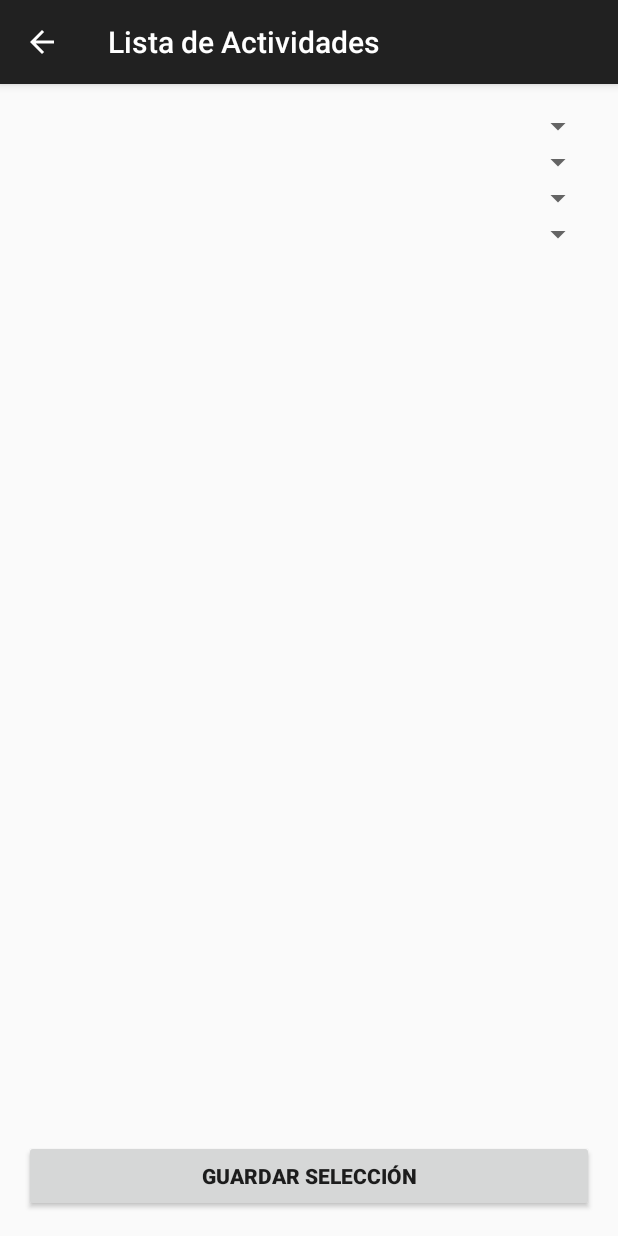
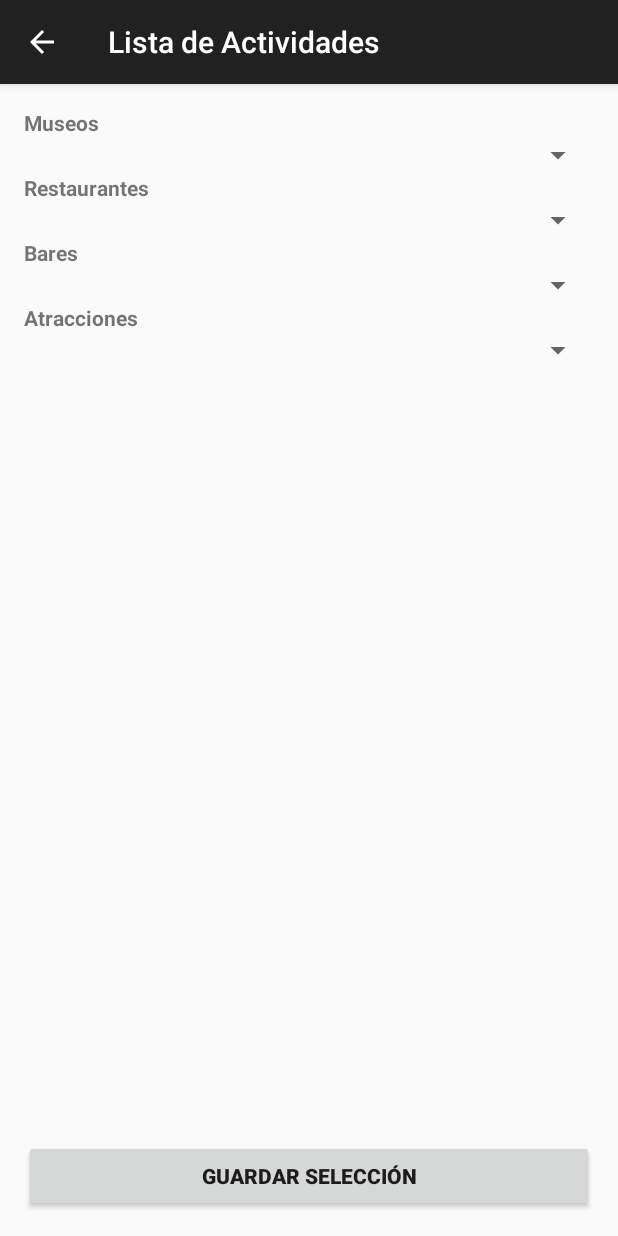
Before and after one commit to moncholo/tallerdp1, an Android app: the PreferenciasViajeActivity screen opened directly, with no data from a screen before it, on a phone screen of 412 x 824 dp. Run offline under Robolectric (Android 15) with nearby library versions, the phone set to English and light mode, and no system bars; 1 statement that could not run was skipped.

Commit message:
Agrego labels de los spinners

```diff
--- a/app/src/main/res/layout/activity_preferencias_viaje.xml
+++ b/app/src/main/res/layout/activity_preferencias_viaje.xml
@@ -7,30 +7,64 @@
     android:paddingBottom="@dimen/activity_vertical_margin"
     tools:context="com.p2.tdpprueba.GustosActivity">
 
+    <TextView
+        android:id="@+id/labelSpinner1"
+        android:layout_width="fill_parent"
+        android:layout_height="wrap_content"
+        android:text="Museos"
+        android:textStyle="bold"/>
+
     <ar.uba.fi.taller2.mensajerocliente.utilidades.MultiSelectionSpinner
         android:id="@+id/spinner_museos"
-        android:layout_width="match_parent"
+        android:layout_width="fill_parent"
+        android:layout_height="wrap_content"
+        android:layout_below="@+id/labelSpinner1"
+        />
+
+    <TextView
+        android:layout_below="@id/spinner_museos"
+        android:id="@+id/labelSpinner2"
+        android:layout_width="fill_parent"
+        android:layout_height="wrap_content"
+        android:text="Restaurantes"
+        android:textStyle="bold" />
+
+    <ar.uba.fi.taller2.mensajerocliente.utilidades.MultiSelectionSpinner
+        android:layout_below="@+id/labelSpinner2"
+        android:id="@+id/spinner_restaurantes"
+        android:layout_width="fill_parent"
         android:layout_height="wrap_content"
         />
 
+
+    <TextView
+        android:layout_below="@id/spinner_restaurantes"
+        android:id="@+id/labelSpinner3"
+        android:layout_width="fill_parent"
+        android:layout_height="wrap_content"
+        android:text="Bares"
+        android:textStyle="bold"/>
+
     <ar.uba.fi.taller2.mensajerocliente.utilidades.MultiSelectionSpinner
-        android:layout_below="@+id/spinner_museos"
-        android:id="@+id/spinner_restaurantes"
-        android:layout_width="match_parent"
+        android:layout_below="@+id/labelSpinner3"
+        android:id="@+id/spinner_bares"
+        android:layout_width="fill_parent"
         android:layout_height="wrap_content"
         />
 
-    <ar.uba.fi.taller2.mensajerocliente.utilidades.MultiSelectionSpinner
-        android:layout_below="@+id/spinner_restaurantes"
-        android:id="@+id/spinner_bares"
-        android:layout_width="match_parent"
+    <TextView
+        android:layout_below="@id/spinner_bares"
+        android:id="@+id/labelSpinner4"
+        android:layout_width="fill_parent"
         android:layout_height="wrap_content"
+        android:text="Atracciones"
+        android:textStyle="bold"
         />
 
     <ar.uba.fi.taller2.mensajerocliente.utilidades.MultiSelectionSpinner
-        android:layout_below="@+id/spinner_bares"
+        android:layout_below="@+id/labelSpinner4"
         android:id="@+id/spinner_monumetos"
-        android:layout_width="match_parent"
+        android:layout_width="fill_parent"
         android:layout_height="wrap_content"
         />
 
```
